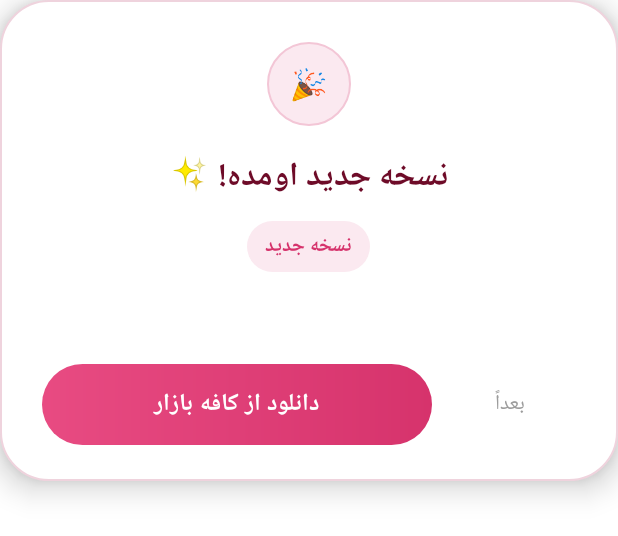
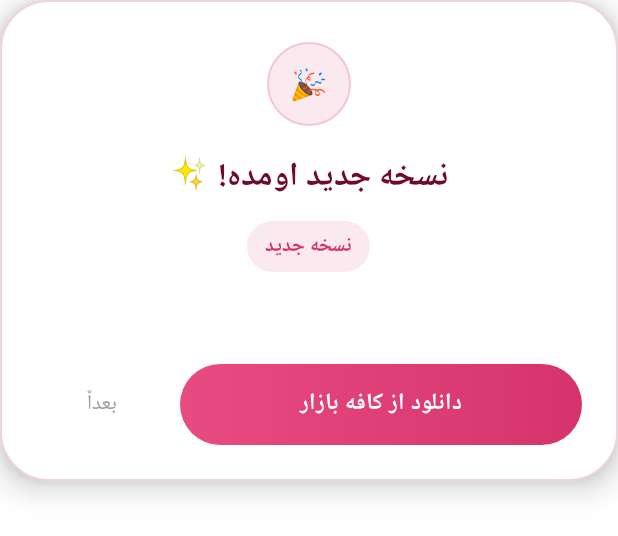
Before and after one commit to IcePower-team/aramis-beauty-app, an Android app: the layout dialog_update_bazaar.xml on its own in the app's theme, with its tools: preview values and no code run, on a phone screen of 412 x 824 dp. Shown: the top 536 px of the screen. Run offline under Robolectric (Android 15) with nearby library versions, the phone set to English and light mode, and no system bars.

Commit message:
Dialog: 'Later' button on the right, wider download CTA so the full 'دانلود از کافه بازار' text fits (Mahdi's feedback 2026-11-26)

```diff
--- a/app/src/main/res/layout/dialog_update_bazaar.xml
+++ b/app/src/main/res/layout/dialog_update_bazaar.xml
@@ -9,9 +9,9 @@
     android:background="@drawable/dialog_update_background"
     android:elevation="12dp"
     android:orientation="vertical"
-    android:paddingStart="28dp"
+    android:paddingStart="24dp"
     android:paddingTop="28dp"
-    android:paddingEnd="28dp"
+    android:paddingEnd="24dp"
     android:paddingBottom="24dp">
 
     <!-- Small emoji badge instead of a big standalone glyph -->
@@ -68,7 +68,8 @@
         android:textColor="#444444"
         android:textSize="15sp" />
 
-    <!-- Actions row: prominent download CTA + faint borderless "later" -->
+    <!-- Actions row: "later" on the right, download CTA takes the rest.
+         In RTL the first child sits on the right. -->
     <LinearLayout
         android:layout_width="match_parent"
         android:layout_height="wrap_content"
@@ -77,28 +78,30 @@
         android:orientation="horizontal">
 
         <Button
+            android:id="@+id/btn_bazaar_later"
+            android:layout_width="wrap_content"
+            android:layout_height="54dp"
+            android:layout_marginEnd="8dp"
+            android:background="@android:color/transparent"
+            android:paddingStart="8dp"
+            android:paddingEnd="8dp"
+            android:text="بعداً"
+            android:textColor="#9C9C9C"
+            android:textSize="14sp"
+            app:backgroundTint="@null" />
+
+        <Button
             android:id="@+id/btn_bazaar_download"
             android:layout_width="0dp"
             android:layout_height="54dp"
             android:layout_weight="1"
             android:background="@drawable/btn_update_primary"
+            android:paddingStart="8dp"
+            android:paddingEnd="8dp"
             android:text="دانلود از کافه بازار"
             android:textColor="@color/white"
-            android:textSize="16sp"
+            android:textSize="15sp"
             android:textStyle="bold"
-            app:backgroundTint="@null" />
-
-        <Button
-            android:id="@+id/btn_bazaar_later"
-            android:layout_width="wrap_content"
-            android:layout_height="54dp"
-            android:layout_marginStart="8dp"
-            android:background="@android:color/transparent"
-            android:paddingStart="12dp"
-            android:paddingEnd="12dp"
-            android:text="بعداً"
-            android:textColor="#9C9C9C"
-            android:textSize="14sp"
             app:backgroundTint="@null" />
     </LinearLayout>
 
```
